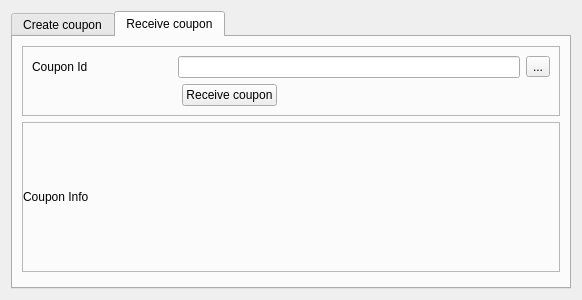
The window that src/qt/forms/bonuscodetab.ui (Ailein/atbcoin-insight) describes before a commit, drawn with Qt 5.
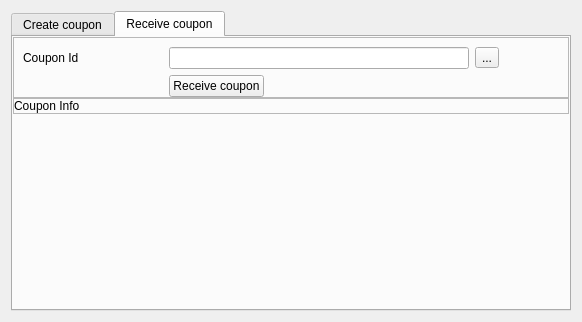
The same window after the commit. The open tabs and pages were chosen to show the change.

Commit message: Fixed style sheets for main tab elements

```diff
--- a/src/qt/forms/bonuscodetab.ui
+++ b/src/qt/forms/bonuscodetab.ui
@@ -7,7 +7,7 @@
     <x>0</x>
     <y>0</y>
     <width>582</width>
-    <height>300</height>
+    <height>322</height>
    </rect>
   </property>
   <property name="windowTitle">
@@ -134,8 +134,26 @@
        <string>Receive coupon</string>
       </attribute>
       <layout class="QVBoxLayout" name="verticalLayout_4">
+       <property name="spacing">
+        <number>6</number>
+       </property>
+       <property name="leftMargin">
+        <number>0</number>
+       </property>
+       <property name="topMargin">
+        <number>0</number>
+       </property>
+       <property name="rightMargin">
+        <number>0</number>
+       </property>
+       <property name="bottomMargin">
+        <number>0</number>
+       </property>
        <item>
         <layout class="QVBoxLayout" name="verticalLayout_7">
+         <property name="spacing">
+          <number>0</number>
+         </property>
          <item>
           <widget class="QFrame" name="frame_3">
            <property name="frameShape">
@@ -145,6 +163,9 @@
             <enum>QFrame::Raised</enum>
            </property>
            <layout class="QVBoxLayout" name="verticalLayout_8">
+            <property name="bottomMargin">
+             <number>0</number>
+            </property>
             <item>
              <layout class="QHBoxLayout" name="horizontalLayout_5">
               <item>
@@ -182,6 +203,22 @@
                 </property>
                </widget>
               </item>
+              <item>
+               <spacer name="horizontalSpacer">
+                <property name="orientation">
+                 <enum>Qt::Horizontal</enum>
+                </property>
+                <property name="sizeType">
+                 <enum>QSizePolicy::Fixed</enum>
+                </property>
+                <property name="sizeHint" stdset="0">
+                 <size>
+                  <width>60</width>
+                  <height>20</height>
+                 </size>
+                </property>
+               </spacer>
+              </item>
              </layout>
             </item>
             <item>
@@ -196,7 +233,7 @@
                 </property>
                 <property name="sizeHint" stdset="0">
                  <size>
-                  <width>150</width>
+                  <width>146</width>
                   <height>20</height>
                  </size>
                 </property>
@@ -232,7 +269,7 @@
            <property name="minimumSize">
             <size>
              <width>0</width>
-             <height>150</height>
+             <height>0</height>
             </size>
            </property>
            <property name="frameShape">
@@ -263,7 +300,7 @@
                <widget class="QLabel" name="CouponInfo">
                 <property name="maximumSize">
                  <size>
-                  <width>120</width>
+                  <width>150</width>
                   <height>16777215</height>
                  </size>
                 </property>
```
Left out of the diff: 36 changed lines with no effect on the pictures. The commit also changes 4 other files.
